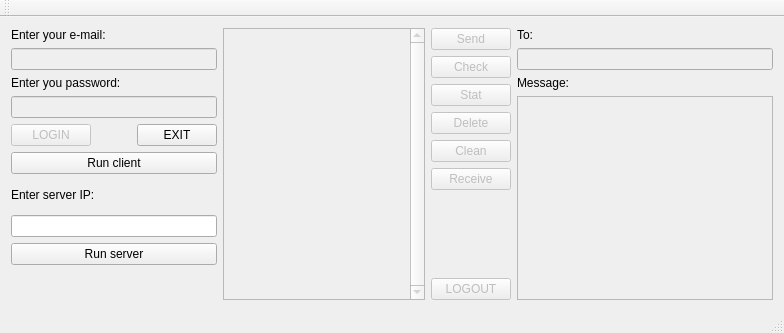
Before: the Qt Designer form mainwindow.ui in mladja777/mrkrmqtemailsystem, drawn with Qt 5.
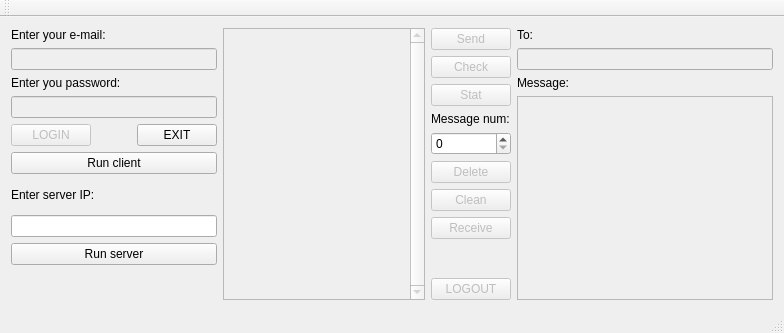
After: the same form once the commit is applied.

What changed in the file:
```diff
--- a/mainwindow.ui
+++ b/mainwindow.ui
@@ -188,6 +188,16 @@
         </property>
        </widget>
       </item>
+      <item>
+       <widget class="QLabel" name="label_3">
+        <property name="text">
+         <string>Message num:</string>
+        </property>
+       </widget>
+      </item>
+      <item>
+       <widget class="QSpinBox" name="spinBox"/>
+      </item>
       <item>
        <widget class="QPushButton" name="deleteButton">
         <property name="enabled">
```
